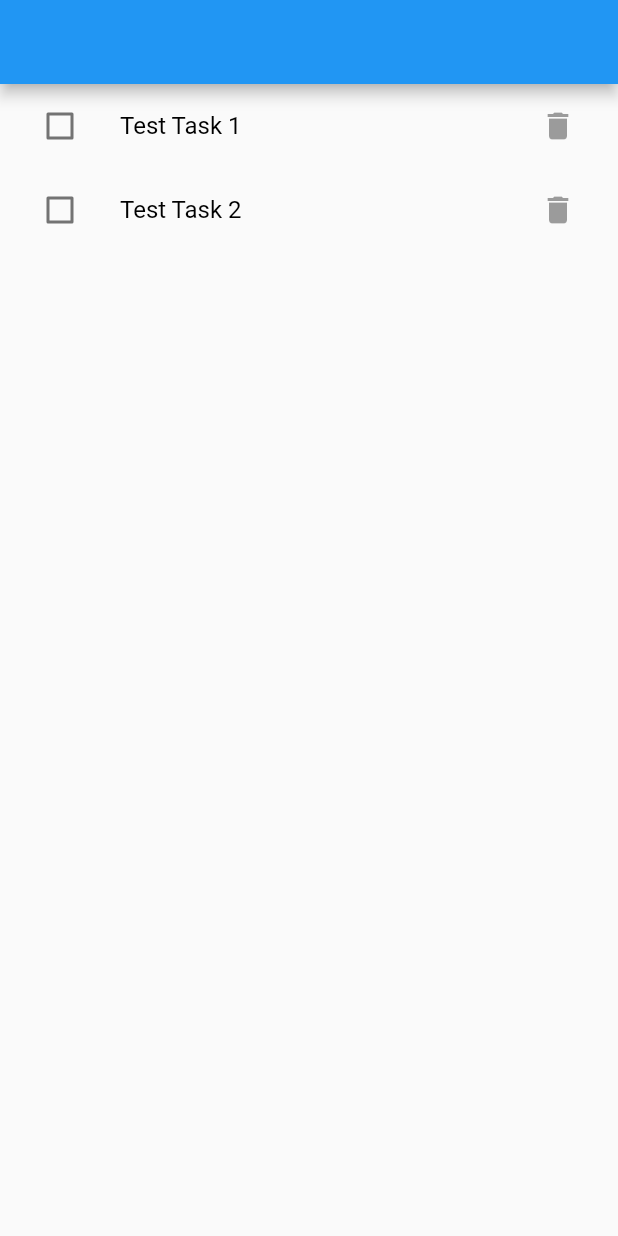
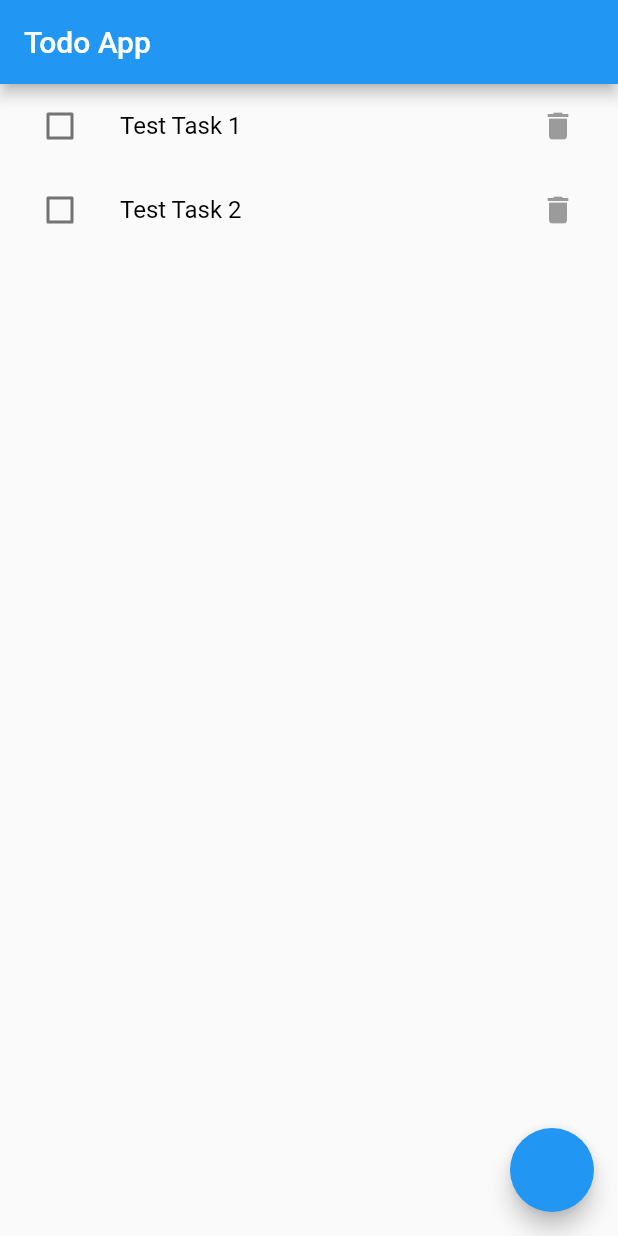
Before and after one commit to shadirvan/todo_app, a Flutter app: the screen it shows after launch, on a phone screen of 412 x 824 dp. Run offline on Flutter 3.47's test engine with Material 2 defaults, Android fonts, the phone set to English and light mode, and no system bars.

Commit message:
Added feature - Add Todo

```diff
--- /dev/null
+++ b/lib/data/dummy_data.dart
@@ -0,0 +1,6 @@
+import '../models/todo.dart';
+
+var todoList = [
+  Todo(id: DateTime.now().toString(), title: "Test Task 1", status: false),
+  Todo(id: DateTime.now().toString(), title: "Test Task 2", status: false),
+];
--- a/lib/main.dart
+++ b/lib/main.dart
@@ -1,53 +1,18 @@
 import 'package:flutter/material.dart';
-import './models/todo.dart';
+import 'package:todo_app/models/todo.dart';
+import 'screens/landing_screen.dart';
+import './screens/add_todo_screen.dart';
+import './data/dummy_data.dart';
 
 void main() {
   runApp(const MainApp());
 }
 
-class MainApp extends StatefulWidget {
+class MainApp extends StatelessWidget {
   const MainApp({super.key});
 
   @override
-  State<MainApp> createState() => _MainAppState();
-}
-
-class _MainAppState extends State<MainApp> {
-  var todoList = [
-    Todo(id: DateTime.now().toString(), title: "Test Task 1", status: false),
-    Todo(id: DateTime.now().toString(), title: "Test Task 2", status: false),
-  ];
-
-  @override
   Widget build(BuildContext context) {
-    return MaterialApp(
-      home: Scaffold(
-          appBar: AppBar(),
-          body: ListView.builder(
-              itemCount: todoList.length,
-              itemBuilder: (BuildContext context, int index) {
-                return ListTile(
-                  leading: Checkbox(
-                    value: todoList[index].status,
-                    onChanged: (value) {
-                      setState(() {
-                        todoList[index].status = value as bool;
-                      });
-                    },
-                  ),
-                  title: Text(
-                    todoList[index].title,
-                    style: TextStyle(
-                        color:
-                            todoList[index].status ? Colors.grey : Colors.black,
-                        decoration: todoList[index].status
-                            ? TextDecoration.lineThrough
-                            : TextDecoration.none),
-                  ),
-                  trailing:
-                      IconButton(onPressed: null, icon: Icon(Icons.delete)),
-                );
-              })),
-    );
+    return MaterialApp(home: LandingScreen());
   }
 }
--- /dev/null
+++ b/lib/screens/landing_screen.dart
@@ -0,0 +1,64 @@
+import 'package:flutter/material.dart';
+import 'package:todo_app/models/todo.dart';
+import '../data/dummy_data.dart';
+import './add_todo_screen.dart';
+
+class LandingScreen extends StatefulWidget {
+  const LandingScreen({super.key});
+
+  @override
+  State<LandingScreen> createState() => _LandingScreenState();
+}
+
+class _LandingScreenState extends State<LandingScreen> {
+  @override
+  Widget build(BuildContext context) {
+    return Scaffold(
+      appBar: AppBar(
+        title: const Text('Todo App'),
+      ),
+      body: buildListViewItems(),
+      floatingActionButton: FloatingActionButton(
+        onPressed: () {
+          Navigator.of(context)
+              .push(MaterialPageRoute(builder: (context) => AddTodoScreen()))
+              .then((value) {
+            setState(() {
+              todoList.add(
+                Todo(
+                    id: DateTime.now().toString(), title: value, status: false),
+              );
+            });
+          });
+        },
+      ),
+    );
+  }
+
+  ListView buildListViewItems() {
+    return ListView.builder(
+        itemCount: todoList.length,
+        itemBuilder: (BuildContext context, int index) {
+          return ListTile(
+            leading: Checkbox(
+              value: todoList[index].status,
+              onChanged: (value) {
+                setState(() {
+                  todoList[index].status = value as bool;
+                });
+              },
+            ),
+            title: Text(
+              todoList[index].title,
+              style: TextStyle(
+                  color: todoList[index].status ? Colors.grey : Colors.black,
+                  decoration: todoList[index].status
+                      ? TextDecoration.lineThrough
+                      : TextDecoration.none),
+            ),
+            trailing:
+                const IconButton(onPressed: null, icon: Icon(Icons.delete)),
+          );
+        });
+  }
+}
```
Also changed, not shown: lib/screens/add_todo_screen.dart (added, +33 -0 lines).
